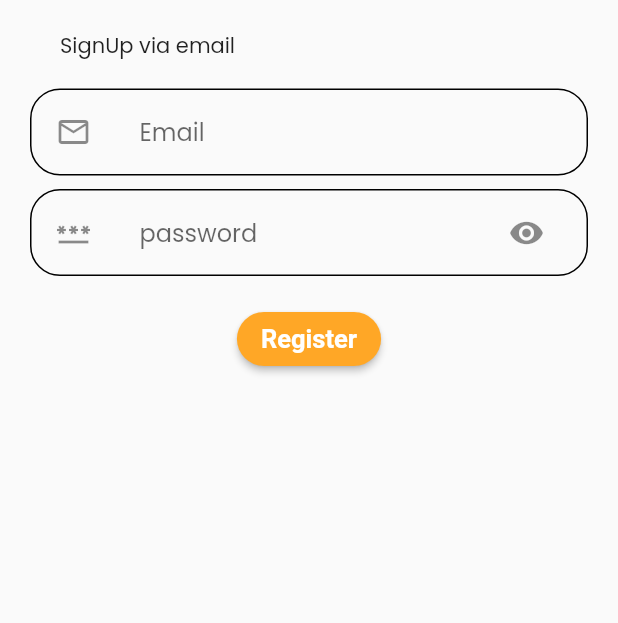
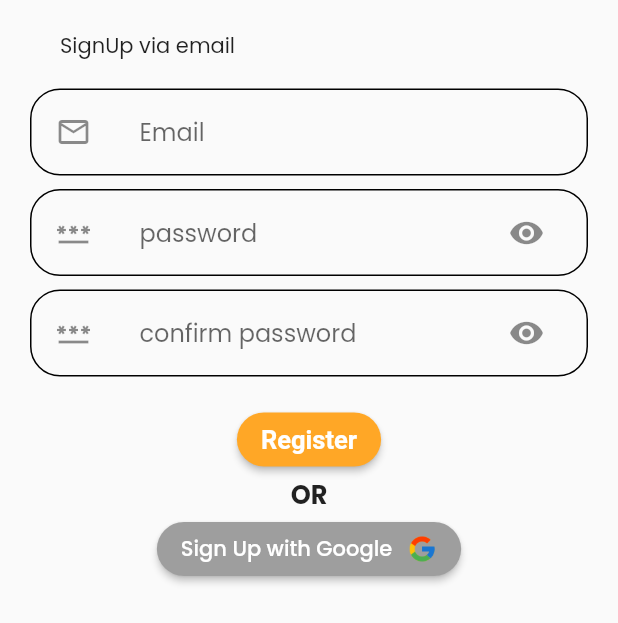
Before and after one commit to vishalsingh17-web2/Scanner, a Flutter app: the SignUp screen opened directly, on a phone screen of 412 x 824 dp. Shown: the top 623 px of the screen. Run offline on Flutter 3.47's test engine with Material 2 defaults, Android fonts, the phone set to English and light mode, and no system bars; our stand-ins replace firebase_auth, firebase_core, google_fonts, google_sign_in, supabase_flutter; missing offline and left inert: delayed_widget, qr_code_scanner; accounts and stored records are empty; network calls fail.

Commit message:
confirm password

```diff
--- a/lib/SignIn/sign_up.dart
+++ b/lib/SignIn/sign_up.dart
@@ -12,6 +12,7 @@ class SignUp extends StatefulWidget {
 class _SignUpState extends State<SignUp> {
   TextEditingController emailController = TextEditingController();
   TextEditingController password = TextEditingController();
+  TextEditingController confirmPassword = TextEditingController();
   bool _isVisible = true;
 
   @override
@@ -43,40 +44,34 @@ class _SignUpState extends State<SignUp> {
                 ),
               ),
             ),
-            Container(
-              margin: const EdgeInsets.only(top: 9),
-              decoration: BoxDecoration(
-                border: Border.all(color: Colors.black),
-                borderRadius: BorderRadius.circular(20),
-              ),
-              child: ListTile(
-                leading: const Icon(Icons.password_outlined),
-                title: TextFormField(
-                  obscureText: _isVisible,
-                  controller: password,
-                  decoration:
-                      const InputDecoration.collapsed(hintText: "password"),
-                ),
-                trailing: IconButton(
-                  icon: _isVisible?const Icon(Icons.remove_red_eye):const Icon(CupertinoIcons.eye_slash_fill),
-                  onPressed: () {
-                    setState(() {
-                      _isVisible = !_isVisible;
-                    });
-                  },
-                ),
-              ),
-            ),
+            passwordField(hintText: "password", controller: password),
+            passwordField(hintText: "confirm password", controller: confirmPassword),
             Container(
               margin: const EdgeInsets.only(top: 18),
               alignment: Alignment.center,
               child: ElevatedButton(
                 onPressed: () {
-                  AuthenticationHelper().signUp(
-                    email: emailController.text,
-                    password: password.text,
-                    context: context,
-                  );
+                  if(password.text==confirmPassword.text){
+                    AuthenticationHelper().signUp(email: emailController.text, password: password.text, context: context);
+                  }else{
+                    showDialog(
+                      context: context,
+                      builder: (BuildContext context) {
+                        return AlertDialog(
+                          title: const Text("Error"),
+                          content: const Text("Passwords do not match"),
+                          actions: [
+                            FlatButton(
+                              child: const Text("Ok"),
+                              onPressed: () {
+                                Navigator.of(context).pop();
+                              },
+                            ),
+                          ],
+                        );
+                      },
+                    );
+                  }
                 },
                 child: const Text("Register"),
                 style: ElevatedButton.styleFrom(
@@ -92,9 +87,72 @@ class _SignUpState extends State<SignUp> {
                 ),
               ),
             ),
+            Container(
+              alignment: Alignment.center,
+              child: const Text(
+                "OR",
+                style: TextStyle(
+                  fontSize: 17,
+                  fontWeight: FontWeight.w700,
+                ),
+              ),
+            ),
+            Container(
+              alignment: Alignment.center,
+              child: ElevatedButton(
+                onPressed: () =>
+                    AuthenticationHelper().signInwithGoogle(context: context),
+                style: ElevatedButton.styleFrom(
+                    primary: Colors.grey,
+                    shape: RoundedRectangleBorder(
+                      borderRadius: BorderRadius.circular(20),
+                    )),
+                child: Row(
+                  mainAxisSize: MainAxisSize.min,
+                  mainAxisAlignment: MainAxisAlignment.spaceAround,
+                  children: [
+                    const Text("Sign Up with Google"),
+                    const SizedBox(width: 10),
+                    Image.asset(
+                      "assets/images/google.png",
+                      height: 20,
+                      width: 20,
+                    )
+                  ],
+                ),
+              ),
+            )
           ],
         ),
       ),
     );
   }
+
+  Widget passwordField({required String hintText, required TextEditingController controller}) {
+    return Container(
+      margin: const EdgeInsets.only(top: 9),
+      decoration: BoxDecoration(
+        border: Border.all(color: Colors.black),
+        borderRadius: BorderRadius.circular(20),
+      ),
+      child: ListTile(
+        leading: const Icon(Icons.password_outlined),
+        title: TextFormField(
+          obscureText: _isVisible,
+          controller: controller,
+          decoration: InputDecoration.collapsed(hintText: hintText),
+        ),
+        trailing: IconButton(
+          icon: _isVisible
+              ? const Icon(Icons.remove_red_eye)
+              : const Icon(CupertinoIcons.eye_slash_fill),
+          onPressed: () {
+            setState(() {
+              _isVisible = !_isVisible;
+            });
+          },
+        ),
+      ),
+    );
+  }
 }
--- a/pubspec.yaml
+++ b/pubspec.yaml
@@ -34,6 +34,7 @@ dependencies:
   flutter:
     sdk: flutter
   google_fonts: ^2.1.0
+  google_sign_in: ^5.2.1
   qr_code_scanner: ^0.6.0
   supabase_flutter: ^0.2.8
 
```
Also changed, not shown: lib/SignIn/components/authentication.dart (+31 -0 lines), lib/SignIn/sign_in.dart (+36 -33 lines), pubspec.lock.
